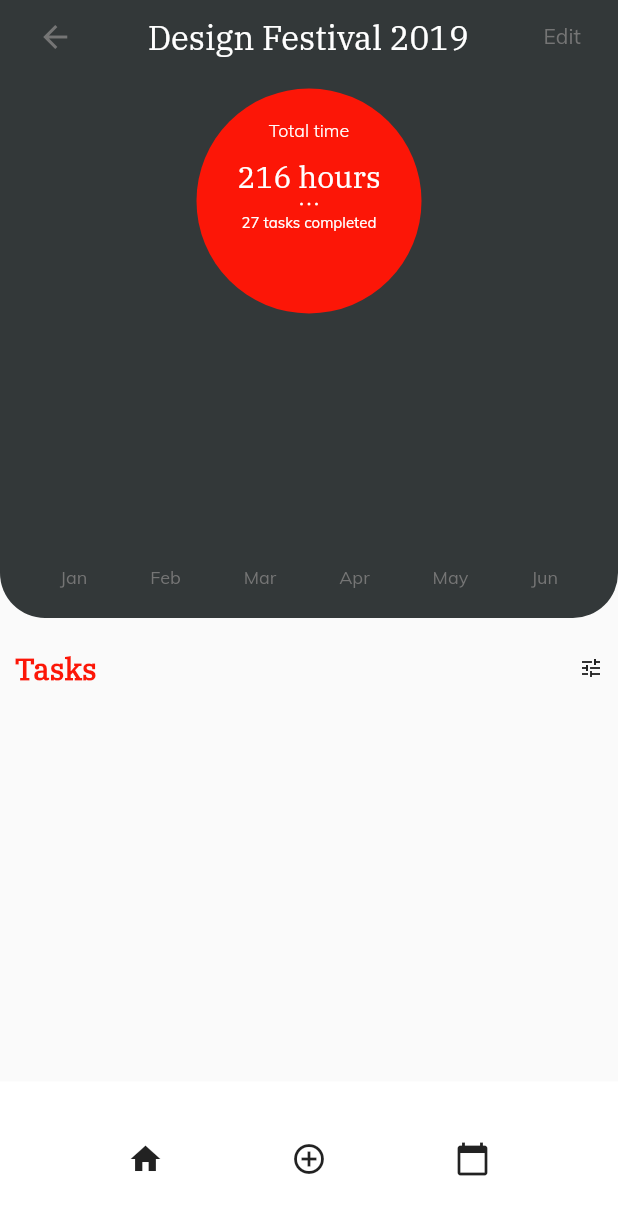
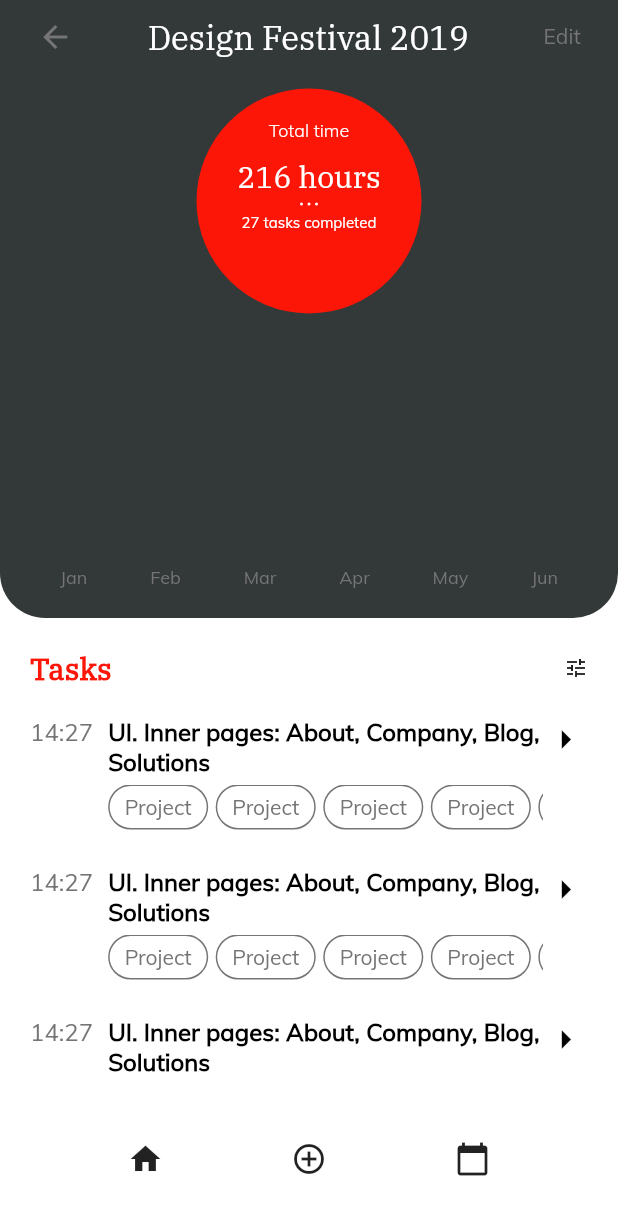
Before and after one commit to hipstermojo/flutter_fridays, a Flutter app: the ViewTasks screen opened directly, on a phone screen of 412 x 824 dp. Shown: the top 1215 px of the screen. Run offline on Flutter 3.47's test engine with Material 2 defaults, Android fonts, the phone set to English and light mode, and no system bars.

Commit message:
Change padding and add `TaskTile` widget

```diff
--- a/task_tracker/lib/screens/view_tasks.dart
+++ b/task_tracker/lib/screens/view_tasks.dart
@@ -1,4 +1,5 @@
 import 'package:flutter/material.dart';
+import 'package:tasktracker/widgets/task_tile.dart';
 
 class ViewTasks extends StatelessWidget {
   List<Icon> _navBarItems = [
@@ -7,7 +8,7 @@ class ViewTasks extends StatelessWidget {
     Icon(Icons.calendar_today)
   ];
 
-  List<String> months = ['Jan', 'Feb', 'Mar', 'Apr', 'May', 'Jun'];
+  List<String> _months = ['Jan', 'Feb', 'Mar', 'Apr', 'May', 'Jun'];
 
   Widget customDot = Container(
     height: 2.0,
@@ -18,7 +19,7 @@ class ViewTasks extends StatelessWidget {
 
   @override
   Widget build(BuildContext context) {
-    return Scaffold(
+    return Scaffold(backgroundColor: Colors.white,
       body: Column(
         children: <Widget>[
           Expanded(
@@ -72,14 +73,15 @@ class ViewTasks extends StatelessWidget {
                                   child: Row(
                                     mainAxisAlignment:
                                         MainAxisAlignment.spaceBetween,
-                                      children: months
+                                    children: _months
                                         .map((month) => Text(
                                               month,
                                               style: TextStyle(
                                                   fontSize: 12.0,
                                                   color: Colors.grey[600]),
                                             ))
-                                          .toList()))
+                                        .toList(),
+                                  ))
                             ],
                           ),
                           Row(
@@ -148,7 +150,7 @@ class ViewTasks extends StatelessWidget {
                   Container(
                     margin: EdgeInsets.only(top: 20.0, bottom: 10.0),
                     child: Padding(
-                      padding: const EdgeInsets.symmetric(horizontal: 10.0),
+                      padding: const EdgeInsets.symmetric(horizontal: 20.0),
                       child: Row(
                         mainAxisAlignment: MainAxisAlignment.spaceBetween,
                         children: <Widget>[
@@ -167,6 +169,14 @@ class ViewTasks extends StatelessWidget {
                       ),
                     ),
                   ),
+                  Expanded(
+                    child: ListView.builder(
+                        padding: EdgeInsets.zero,
+                        itemCount: 4,
+                        itemBuilder: (BuildContext _, int index) {
+                          return TaskTile();
+                        }),
+                  )
                 ],
               )),
           Expanded(
--- /dev/null
+++ b/task_tracker/lib/widgets/task_tile.dart
@@ -0,0 +1,129 @@
+import 'package:flutter/material.dart';
+import 'package:tasktracker/widgets/custom_action_chip.dart';
+
+class TaskTile extends StatefulWidget {
+  @override
+  _TaskTileState createState() => _TaskTileState();
+}
+
+class _TaskTileState extends State<TaskTile> {
+  double _leftPos = 0.0;
+  double _borderRadius = 0.0;
+  @override
+  Widget build(BuildContext context) {
+    return Container(
+      child: Stack(
+        children: <Widget>[
+          Container(
+            color: Theme.of(context).primaryColor,
+            child: Row(
+              mainAxisAlignment: MainAxisAlignment.end,
+              children: <Widget>[
+                Container(
+                  height: 100.0,
+                  width: 60.0,
+                  color: Theme.of(context).primaryColor,
+                  child: Icon(
+                    Icons.edit,
+                    color: Colors.white,
+                  ),
+                ),
+                Container(
+                  height: 100.0,
+                  width: 60.0,
+                  color: Theme.of(context).accentColor,
+                  child: Icon(
+                    Icons.delete_outline,
+                    color: Colors.white,
+                  ),
+                ),
+              ],
+            ),
+          ),
+          AnimatedPositioned(
+            duration: Duration(milliseconds: 500),
+            left: _leftPos,
+            curve: Curves.easeInOut,
+            child: AnimatedContainer(
+              duration: Duration(milliseconds: 500),
+              curve: Curves.easeInOut,
+              width: MediaQuery.of(context).size.width,
+              height: 100.0,
+              padding: EdgeInsets.symmetric(vertical: 10.0, horizontal: 20.0),
+              decoration: BoxDecoration(
+                  color: Colors.white,
+                  borderRadius: BorderRadius.horizontal(
+                      right: Radius.circular(_borderRadius))),
+              child: Row(
+                crossAxisAlignment: CrossAxisAlignment.start,
+                children: <Widget>[
+                  Container(
+                    margin: EdgeInsets.only(right: 10.0),
+                    child: Text(
+                      '14:27',
+                      style: TextStyle(
+                        color: Colors.grey[600],
+                        fontSize: 16.0,
+                      ),
+                    ),
+                  ),
+                  Expanded(
+                    child: Column(
+                      children: <Widget>[
+                        Text(
+                          'UI. Inner pages: About, Company, Blog, Solutions',
+                          style: TextStyle(
+                              color: Colors.black,
+                              fontWeight: FontWeight.bold,
+                              fontSize: 16.0),
+                          maxLines: 2,
+                          overflow: TextOverflow.ellipsis,
+                          softWrap: true,
+                        ),
+                        SizedBox(
+                          height: 5.0,
+                        ),
+                        Expanded(
+                            child: ListView(
+                          scrollDirection: Axis.horizontal,
+                          children: List.filled(
+                              40,
+                              CustomActionChip(
+                                onPressed: null,
+                                label: 'Project',
+                                backgroundColor: Colors.white,
+                                borderColor: Colors.grey[600],
+                                labelStyle: TextStyle(color: Colors.grey[600]),
+                              )),
+                        )),
+                      ],
+                    ),
+                  ),
+                  GestureDetector(
+                    onTap: () {
+                      setState(() {
+                        if (_leftPos == 0.0) {
+                          _leftPos = -120.0;
+                          _borderRadius = 10.0;
+                        } else {
+                          _borderRadius = _leftPos = 0.0;
+                        }
+                      });
+                    },
+                    child: Container(
+                      child: Icon(
+                        Icons.arrow_right,
+                        color: Colors.black,
+                        size: 30.0,
+                      ),
+                    ),
+                  ),
+                ],
+              ),
+            ),
+          )
+        ],
+      ),
+    );
+  }
+}
```
Lines whose indentation alone changed are shown as unchanged.
